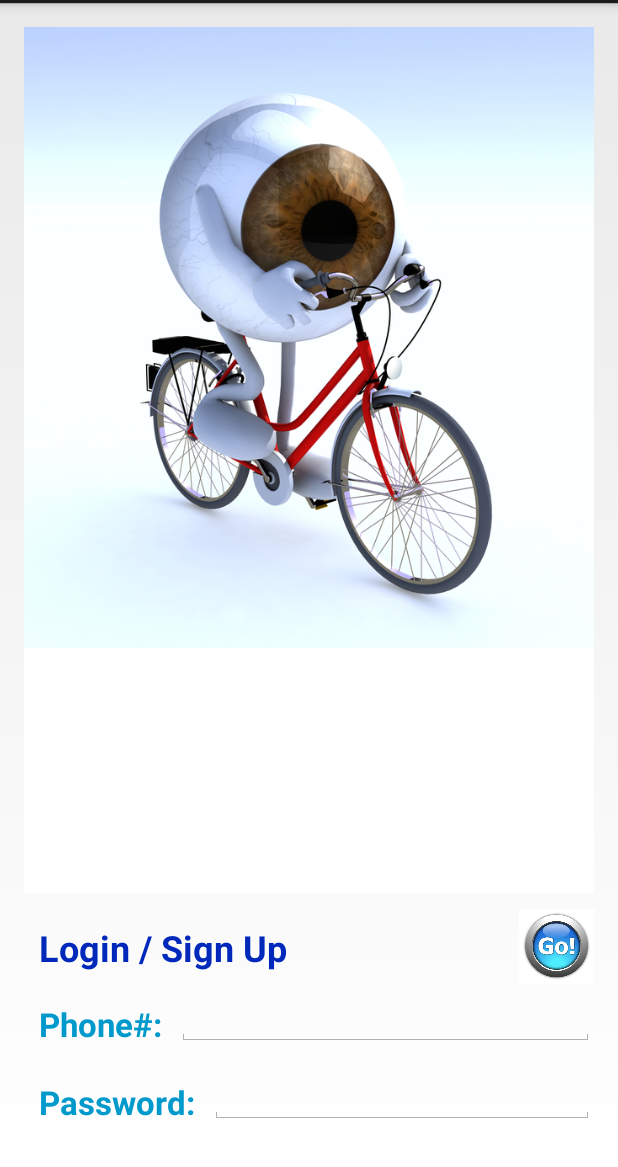
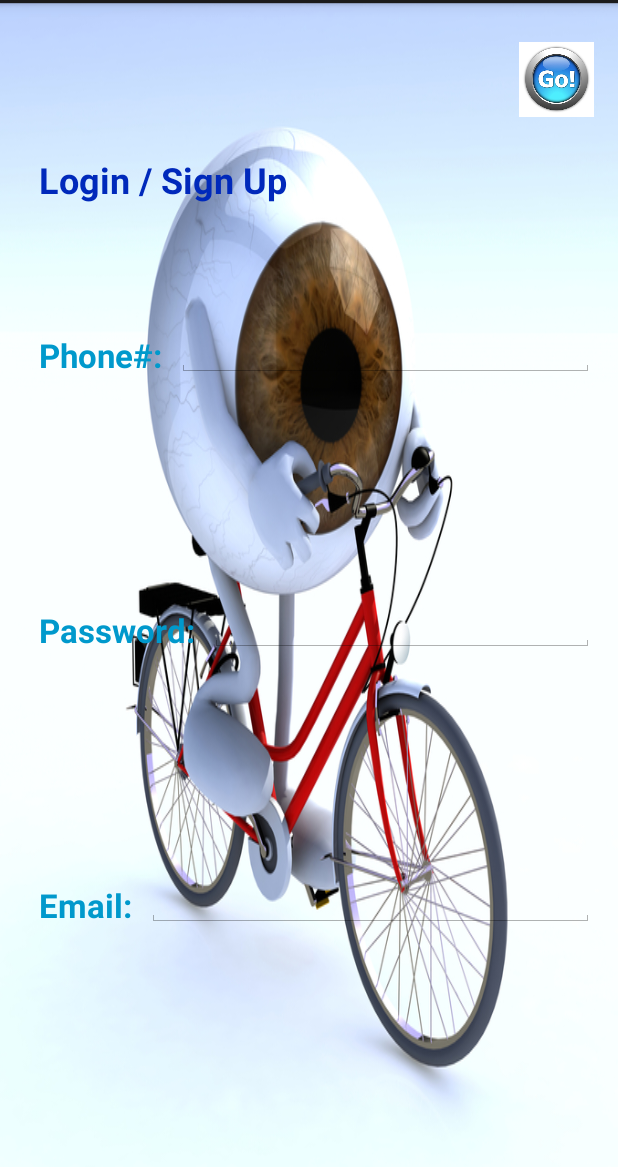
Before and after one commit to romanblachman/WatchMyRide, an Android app: the screen it shows after launch (MainActivity), on a phone screen of 412 x 824 dp, the part 69-1236 px from its top. Run offline under Robolectric (Android 15) with nearby library versions, the light colour scheme and no system bars; libraries missing offline, so code that uses them is left out: com.google.android.gms; 1 statement that could not run was skipped.

Commit message:
final BattleHack commit

```diff
--- a/WatchMyRide/build.gradle
+++ b/WatchMyRide/build.gradle
@@ -21,7 +21,7 @@ android {
 dependencies {
     compile fileTree(dir: 'libs', include: ['*.jar', '*.aar'])
     compile files('libs/android-support-v4.jar')
+    compile files('libs/PayPalAndroidSDK.jar')
+    compile files('libs/gson-2.2.4.jar')
     compile files('libs/google-play-services.jar')
-    compile files('libs/PayPalAndroidSDK.jar')
-    compile files('libs/Pushwoosh.jar')
 }
--- a/WatchMyRide/src/main/res/layout/fragment_main.xml
+++ b/WatchMyRide/src/main/res/layout/fragment_main.xml
@@ -7,23 +7,9 @@
     android:paddingRight="@dimen/activity_horizontal_margin"
     android:paddingTop="@dimen/activity_vertical_margin"
     android:paddingBottom="@dimen/activity_vertical_margin"
-    tools:context="com.purplerain.watchmyride.MainActivity$PlaceholderFragment">
+    tools:context="com.purplerain.watchmyride.MainActivity$PlaceholderFragment"
+    android:background="@drawable/background" >
 
-
-    <ImageView
-        android:layout_width="wrap_content"
-        android:layout_height="wrap_content"
-        android:id="@+id/imageView"
-        android:layout_alignParentTop="true"
-        android:src="@drawable/background"
-        android:layout_alignParentStart="false"
-        android:layout_alignParentLeft="false"
-        android:background="#ffffff"
-        android:scaleType="fitStart"
-        android:adjustViewBounds="true"
-        android:cropToPadding="true"
-        android:layout_weight="70"
-        android:layout_gravity="center_horizontal" />
 
     <LinearLayout
         android:orientation="horizontal"
@@ -51,10 +37,11 @@
         <ImageView
             android:layout_width="30dp"
             android:layout_height="50dp"
-            android:id="@+id/imageView2"
+            android:id="@+id/btnLogin"
             android:src="@drawable/go_white"
             android:scaleType="fitEnd"
-            android:layout_weight="1" />
+            android:layout_weight="1"
+            android:clickable="true" />
     </LinearLayout>
 
     <LinearLayout
@@ -82,11 +69,12 @@
             android:layout_height="wrap_content"
             android:inputType="textEmailAddress"
             android:ems="10"
-            android:id="@+id/editText"
+            android:id="@+id/txtPhone"
             android:layout_weight="1"
             android:layout_gravity="right"
             android:layout_marginTop="10dp"
-            android:layout_marginLeft="10dp" />
+            android:layout_marginLeft="10dp"
+            android:text="" />
 
     </LinearLayout>
 
@@ -116,10 +104,45 @@
             android:layout_height="wrap_content"
             android:inputType="textEmailAddress"
             android:ems="10"
-            android:id="@+id/editText3"
+            android:id="@+id/txtPassword"
             android:layout_weight="1"
             android:layout_gravity="right"
             android:layout_marginTop="10dp"
-            android:layout_marginLeft="10dp" />
+            android:layout_marginLeft="10dp"
+            android:text="" />
+    </LinearLayout>
+
+    <LinearLayout
+        android:orientation="horizontal"
+        android:layout_width="fill_parent"
+        android:layout_height="wrap_content"
+        android:id="@+id/email_layout"
+        android:layout_below="@+id/username_layout"
+        android:layout_alignParentBottom="true"
+        android:layout_weight="1" >
+
+        <TextView
+            android:layout_width="wrap_content"
+            android:layout_height="wrap_content"
+            android:textAppearance="?android:attr/textAppearanceLarge"
+            android:text="Email:"
+            android:id="@+id/textView3"
+            android:layout_marginTop="10dp"
+            android:layout_marginLeft="10dp"
+            android:textColor="@android:color/holo_blue_dark"
+            android:textStyle="bold"
+            android:typeface="sans" />
+
+        <EditText
+            android:layout_width="wrap_content"
+            android:layout_height="wrap_content"
+            android:inputType="textEmailAddress"
+            android:ems="10"
+            android:id="@+id/txtEmail"
+            android:layout_weight="1"
+            android:layout_gravity="right"
+            android:layout_marginTop="10dp"
+            android:layout_marginLeft="10dp"
+            android:text="" />
     </LinearLayout>
 </LinearLayout>
--- a/WatchMyRide/src/main/res/values/strings.xml
+++ b/WatchMyRide/src/main/res/values/strings.xml
@@ -6,5 +6,7 @@
     <string name="action_settings">Settings</string>
     <string name="title_activity_watch_payment">Pay Up</string>
     <string name="title_activity_watch_requests">Would you keep an eye on these bikes?</string>
+    <string name="update_user_url"></string>
+    <string name="title_activity_map">MapActivity</string>
 
 </resources>
```
Also changed, not shown: WatchMyRide/src/main/AndroidManifest.xml (+14 -0 lines), WatchMyRide/src/main/java/com/purplerain/watchmyride/MainActivity.java (+67 -7 lines), WatchMyRide/src/main/java/com/purplerain/watchmyride/MonitorLocationService.java (+45 -2 lines), WatchMyRide/src/main/java/com/purplerain/watchmyride/utils/DataFetcher.java (+54 -0 lines), WatchMyRide/src/main/java/com/purplerain/watchmyride/utils/User.java (added, +65 -0 lines), WatchMyRide/libs/gson-2.2.4.jar (added), 2 other files.
